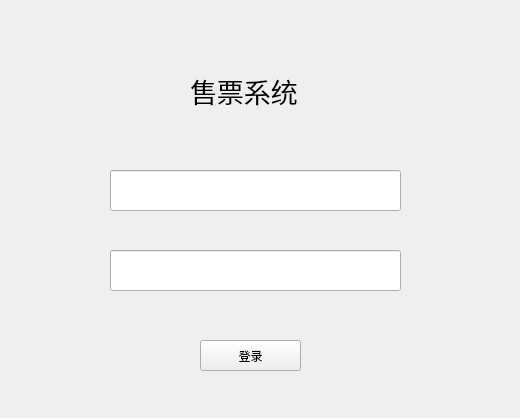
Before: the Qt Designer form QTServer_V2/login.ui in guohuiy/QT_TCP_Server_Client-ING-2020-12, drawn with Qt 5.
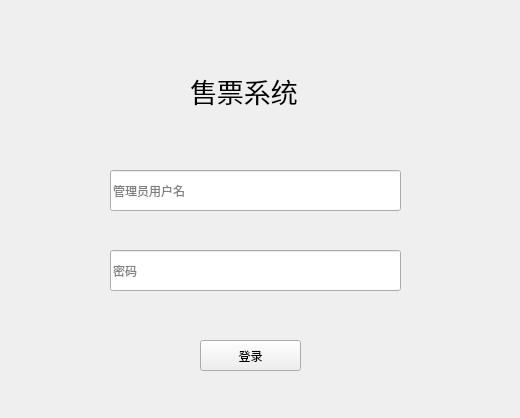
After: the same form once the commit is applied.

The edit to the form file:
```diff
--- a/QTServer_V2/login.ui
+++ b/QTServer_V2/login.ui
@@ -41,6 +41,9 @@
      <height>41</height>
     </rect>
    </property>
+   <property name="placeholderText">
+    <string>管理员用户名</string>
+   </property>
   </widget>
   <widget class="QLineEdit" name="lineEditPassword">
    <property name="geometry">
@@ -54,6 +57,9 @@
    <property name="echoMode">
     <enum>QLineEdit::Password</enum>
    </property>
+   <property name="placeholderText">
+    <string>密码</string>
+   </property>
   </widget>
   <widget class="QPushButton" name="pushButton">
    <property name="geometry">
```
